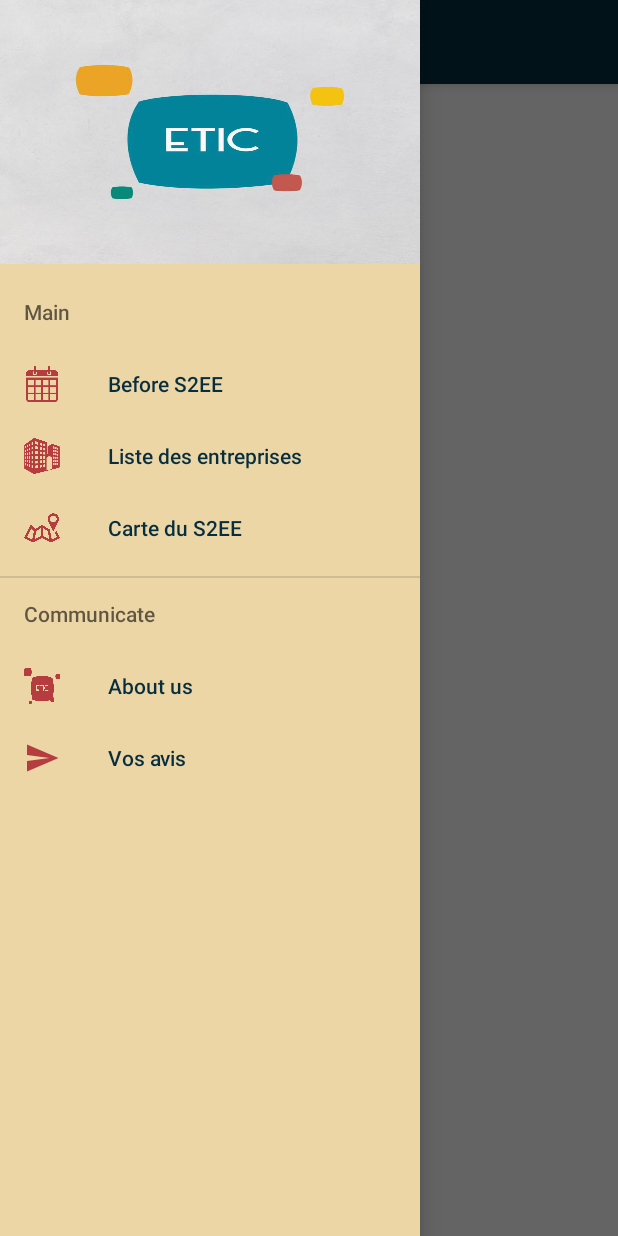
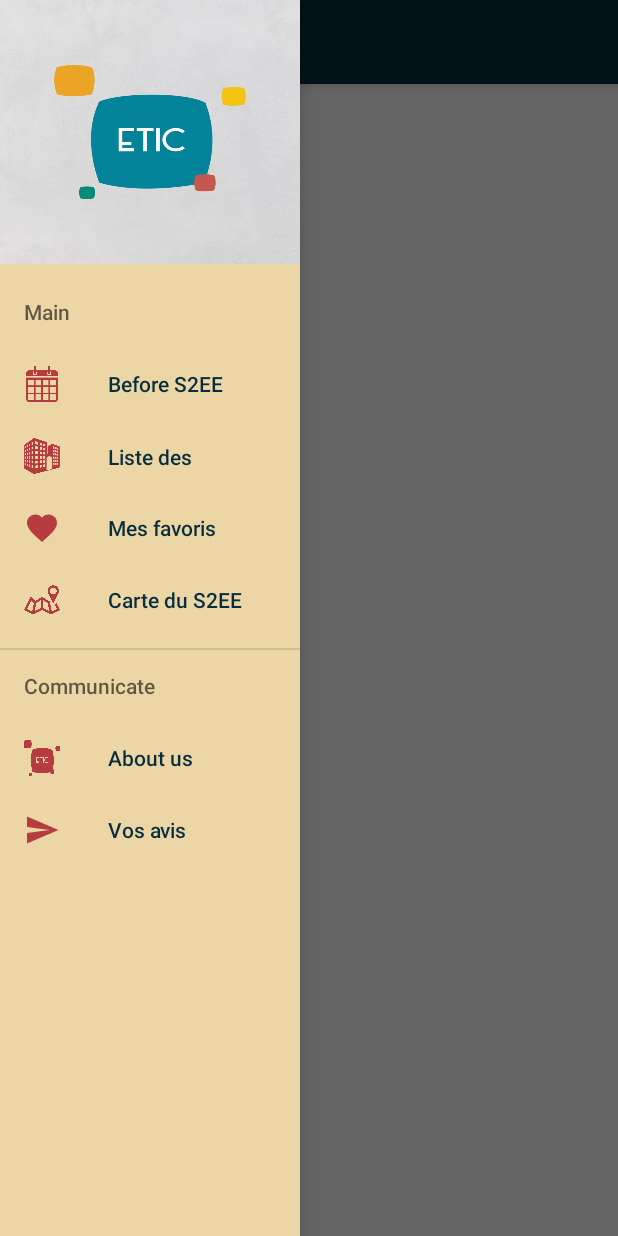
Before and after one commit to youp94/AppS2EE, an Android app: the MainActivity screen opened directly, with no data from a screen before it, with the side drawer open, on a phone screen of 412 x 824 dp. Run offline under Robolectric (Android 15) with nearby library versions, the phone set to English and light mode, and no system bars.

Commit message:
Favourite activity added

```diff
--- a/app/src/main/java/com/s2ee/etic/apps2ee/EnstrepriseActivity.java
+++ b/app/src/main/java/com/s2ee/etic/apps2ee/EnstrepriseActivity.java
@@ -43,7 +43,7 @@ public class EnstrepriseActivity extends AppCompatActivity {
 
         Toolbar toolbar = (Toolbar) findViewById(R.id.toolbar);
         setSupportActionBar(toolbar);
-        getSupportActionBar().setTitle("Listes des entreprises");
+        getSupportActionBar().setTitle("Mes favoris");
 
         cardView = (RecyclerView) findViewById(R.id.my_recycler_view);
         entrepriseList = new ArrayList<Entreprise>();
--- a/app/src/main/java/com/s2ee/etic/apps2ee/EntrepriseListAdapter.java
+++ b/app/src/main/java/com/s2ee/etic/apps2ee/EntrepriseListAdapter.java
@@ -44,7 +44,7 @@ public class EntrepriseListAdapter extends RecyclerView.Adapter<EntrepriseListAd
         holder.itemView.setOnClickListener(new View.OnClickListener() {
             @Override
             public void onClick(View v) {
-                Intent go = new Intent( context, ActivityShow.class);
+                Intent go = new Intent( context, ShowActivity.class);
                 go.putExtra("entreprise",current);
                 v.getContext().startActivity(go);
             }
--- a/app/src/main/java/com/s2ee/etic/apps2ee/ActivityShow.java
+++ b/app/src/main/java/com/s2ee/etic/apps2ee/ShowActivity.java
@@ -22,7 +22,7 @@ import java.util.ArrayList;
 import java.util.Iterator;
 import java.util.Random;
 
-public class ActivityShow extends AppCompatActivity {
+public class ShowActivity extends AppCompatActivity {
 
     private Entreprise Ecurrent;
     private TextView nom;
--- /dev/null
+++ b/app/src/main/res/drawable/ic_favorite.xml
@@ -0,0 +1,9 @@
+<vector xmlns:android="http://schemas.android.com/apk/res/android"
+        android:width="24dp"
+        android:height="24dp"
+        android:viewportWidth="24.0"
+        android:viewportHeight="24.0">
+    <path
+        android:fillColor="#FF000000"
+        android:pathData="M12,21.35l-1.45,-1.32C5.4,15.36 2,12.28 2,8.5 2,5.42 4.42,3 7.5,3c1.74,0 3.41,0.81 4.5,2.09C13.09,3.81 14.76,3 16.5,3 19.58,3 22,5.42 22,8.5c0,3.78 -3.4,6.86 -8.55,11.54L12,21.35z"/>
+</vector>
--- a/app/src/main/res/layout/activity_main.xml
+++ b/app/src/main/res/layout/activity_main.xml
@@ -15,7 +15,7 @@
 
     <android.support.design.widget.NavigationView
         android:id="@+id/nav_view"
-        android:layout_width="wrap_content"
+        android:layout_width="200dp"
         android:layout_height="match_parent"
         android:layout_gravity="start"
         android:fitsSystemWindows="true"
--- a/app/src/main/res/layout/activity_show.xml
+++ b/app/src/main/res/layout/activity_show.xml
@@ -4,7 +4,7 @@
     xmlns:tools="http://schemas.android.com/tools"
     android:layout_width="match_parent"
     android:layout_height="match_parent"
-    tools:context="com.s2ee.etic.apps2ee.ActivityShow"
+    tools:context="com.s2ee.etic.apps2ee.ShowActivity"
     android:background="#FFEDD6A6">
 
     <ScrollView
--- a/app/src/main/res/menu/activity_main2_drawer.xml
+++ b/app/src/main/res/menu/activity_main2_drawer.xml
@@ -13,6 +13,10 @@
                     android:id="@+id/nav_Entreprise"
                     android:icon="@drawable/icon_entreprise"
                     android:title="Liste des entreprises" />
+                <item
+                    android:id="@+id/favoris"
+                    android:icon="@drawable/ic_favorite"
+                    android:title="Mes favoris" />
                 <item
                     android:id="@+id/nav_map"
                     android:icon="@drawable/map"
```
Also changed, not shown: app/src/main/AndroidManifest.xml (+3 -4 lines), app/src/main/java/com/s2ee/etic/apps2ee/FavouritActivity.java (added, +79 -0 lines), app/src/main/java/com/s2ee/etic/apps2ee/MainActivity.java (+5 -2 lines), app/src/main/res/layout/activity_favourit.xml (added, +40 -0 lines). Lines whose indentation alone changed are shown as unchanged.
